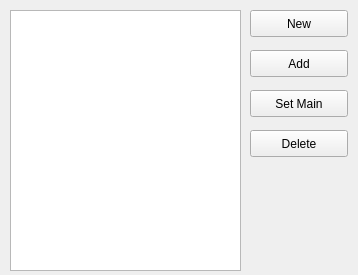
Above: IDE/GUI/dialogs/projectcfg/projectcfg_filemgr.ui from AbyssAbbeba/MDS-picoblaze-AVR-ide before the change. Below: the same form after it.
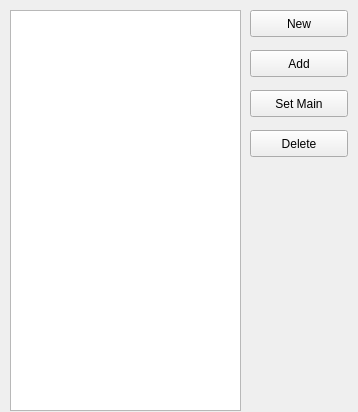
That is the form after the change.

```diff
--- a/IDE/GUI/dialogs/projectcfg/projectcfg_filemgr.ui
+++ b/IDE/GUI/dialogs/projectcfg/projectcfg_filemgr.ui
@@ -7,7 +7,7 @@
     <x>0</x>
     <y>0</y>
     <width>358</width>
-    <height>275</height>
+    <height>412</height>
    </rect>
   </property>
   <property name="windowTitle">
@@ -19,7 +19,7 @@
      <x>10</x>
      <y>10</y>
      <width>231</width>
-     <height>261</height>
+     <height>401</height>
     </rect>
    </property>
   </widget>
```
